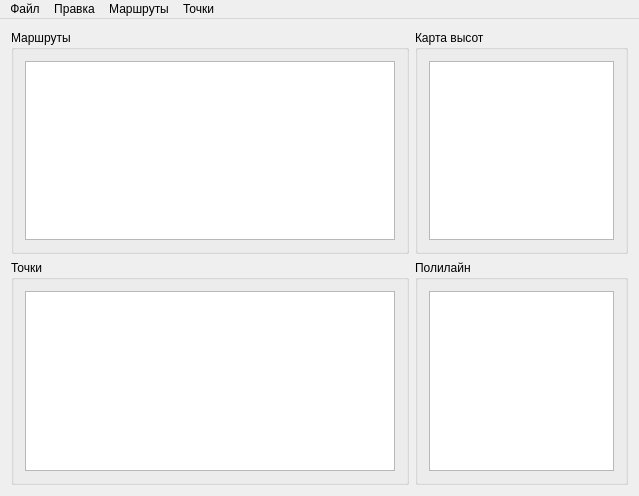
Qt form src/mainwindow.ui (lel9/gpx-editor) before a commit.
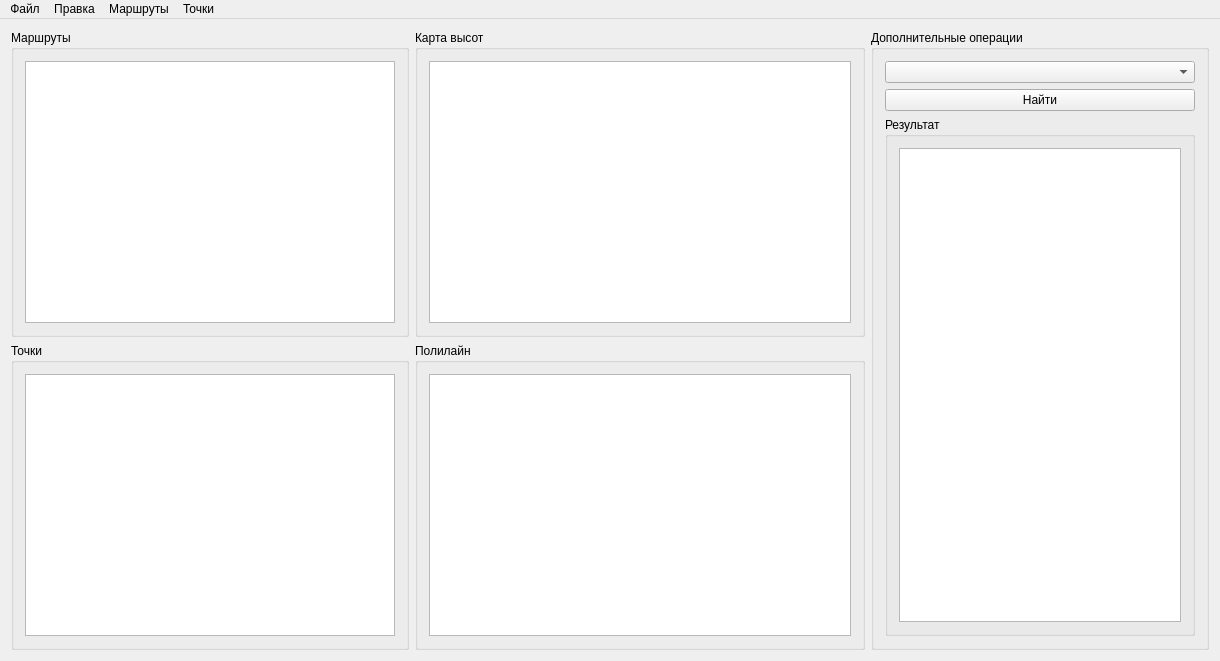
The same form after that commit. Custom widgets are drawn as their Qt base class.

```diff
--- a/src/mainwindow.ui
+++ b/src/mainwindow.ui
@@ -6,8 +6,8 @@
    <rect>
     <x>0</x>
     <y>0</y>
-    <width>639</width>
-    <height>496</height>
+    <width>1220</width>
+    <height>661</height>
    </rect>
   </property>
   <property name="sizePolicy">
@@ -20,15 +20,23 @@
    <string>MainWindow</string>
   </property>
   <widget class="QWidget" name="centralWidget">
-   <layout class="QGridLayout" name="gridLayout">
-    <item row="0" column="0">
+   <layout class="QHBoxLayout" name="horizontalLayout_4">
+    <item>
+     <layout class="QVBoxLayout" name="verticalLayout_3">
+      <item>
      <widget class="QGroupBox" name="groupBox">
       <property name="sizePolicy">
-       <sizepolicy hsizetype="Minimum" vsizetype="Preferred">
+         <sizepolicy hsizetype="Fixed" vsizetype="Preferred">
         <horstretch>0</horstretch>
         <verstretch>0</verstretch>
        </sizepolicy>
       </property>
+        <property name="minimumSize">
+         <size>
+          <width>370</width>
+          <height>0</height>
+         </size>
+        </property>
       <property name="title">
        <string>Маршруты</string>
       </property>
@@ -36,7 +44,7 @@
        <item>
         <widget class="TableWidget" name="tableOfRoutes">
          <property name="sizePolicy">
-          <sizepolicy hsizetype="Fixed" vsizetype="Expanding">
+            <sizepolicy hsizetype="Expanding" vsizetype="Expanding">
            <horstretch>0</horstretch>
            <verstretch>0</verstretch>
           </sizepolicy>
@@ -52,32 +60,20 @@
       </layout>
      </widget>
     </item>
-    <item row="0" column="1">
-     <widget class="QGroupBox" name="groupBox_4">
-      <property name="sizePolicy">
-       <sizepolicy hsizetype="Expanding" vsizetype="Expanding">
-        <horstretch>0</horstretch>
-        <verstretch>0</verstretch>
-       </sizepolicy>
-      </property>
-      <property name="title">
-       <string>Карта высот</string>
-      </property>
-      <layout class="QHBoxLayout" name="horizontalLayout_2">
        <item>
-        <widget class="GraphPlot" name="graphPlot"/>
-       </item>
-      </layout>
-     </widget>
-    </item>
-    <item row="1" column="0">
      <widget class="QGroupBox" name="groupBox_3">
       <property name="sizePolicy">
-       <sizepolicy hsizetype="Minimum" vsizetype="Preferred">
+         <sizepolicy hsizetype="Fixed" vsizetype="Preferred">
         <horstretch>0</horstretch>
         <verstretch>0</verstretch>
        </sizepolicy>
       </property>
+        <property name="minimumSize">
+         <size>
+          <width>370</width>
+          <height>0</height>
+         </size>
+        </property>
       <property name="baseSize">
        <size>
         <width>0</width>
@@ -91,7 +87,7 @@
        <item>
         <widget class="TableWidget" name="tableOfPoints">
          <property name="sizePolicy">
-          <sizepolicy hsizetype="Fixed" vsizetype="Expanding">
+            <sizepolicy hsizetype="Expanding" vsizetype="Expanding">
            <horstretch>0</horstretch>
            <verstretch>0</verstretch>
           </sizepolicy>
@@ -107,12 +103,54 @@
       </layout>
      </widget>
     </item>
-    <item row="1" column="1">
+     </layout>
+    </item>
+    <item>
+     <layout class="QVBoxLayout" name="verticalLayout_7">
+      <item>
+       <widget class="QGroupBox" name="groupBox_4">
+        <property name="sizePolicy">
+         <sizepolicy hsizetype="Fixed" vsizetype="Expanding">
+          <horstretch>0</horstretch>
+          <verstretch>0</verstretch>
+         </sizepolicy>
+        </property>
+        <property name="minimumSize">
+         <size>
+          <width>450</width>
+          <height>0</height>
+         </size>
+        </property>
+        <property name="title">
+         <string>Карта высот</string>
+        </property>
+        <layout class="QHBoxLayout" name="horizontalLayout_2">
+         <item>
+          <widget class="GraphPlot" name="graphPlot"/>
+         </item>
+        </layout>
+       </widget>
+      </item>
+      <item>
      <widget class="QGroupBox" name="groupBox_2">
+        <property name="sizePolicy">
+         <sizepolicy hsizetype="Fixed" vsizetype="Preferred">
+          <horstretch>0</horstretch>
+          <verstretch>0</verstretch>
+         </sizepolicy>
+        </property>
+        <property name="minimumSize">
+         <size>
+          <width>450</width>
+          <height>0</height>
+         </size>
+        </property>
       <property name="title">
        <string>Полилайн</string>
       </property>
-      <layout class="QHBoxLayout" name="horizontalLayout_3">
+        <layout class="QVBoxLayout" name="verticalLayout_6">
+         <item>
+          <layout class="QVBoxLayout" name="verticalLayout_2">
        <item>
         <widget class="QTextEdit" name="textEditPolyline">
          <property name="readOnly">
@@ -121,6 +159,45 @@
         </widget>
        </item>
       </layout>
+         </item>
+        </layout>
+       </widget>
+      </item>
+     </layout>
+    </item>
+    <item>
+     <widget class="QGroupBox" name="groupBox_5">
+      <property name="title">
+       <string>Дополнительные операции</string>
+      </property>
+      <layout class="QVBoxLayout" name="verticalLayout_5">
+       <item>
+        <layout class="QVBoxLayout" name="verticalLayout_4">
+         <item>
+          <widget class="QComboBox" name="operationList"/>
+         </item>
+         <item>
+          <widget class="QPushButton" name="pushButton">
+           <property name="text">
+            <string>Найти</string>
+           </property>
+          </widget>
+         </item>
+         <item>
+          <widget class="QGroupBox" name="groupBox_6">
+           <property name="title">
+            <string>Результат</string>
+           </property>
+           <layout class="QHBoxLayout" name="horizontalLayout_5">
+            <item>
+             <widget class="QTextEdit" name="operationResult"/>
+            </item>
+           </layout>
+          </widget>
+         </item>
+        </layout>
+       </item>
+      </layout>
      </widget>
     </item>
    </layout>
@@ -130,7 +207,7 @@
     <rect>
      <x>0</x>
      <y>0</y>
-     <width>639</width>
+     <width>1220</width>
      <height>21</height>
     </rect>
    </property>
```
Left out of the diff: 5 changed lines with no effect on the pictures. Lines whose indentation alone changed are shown as unchanged.
